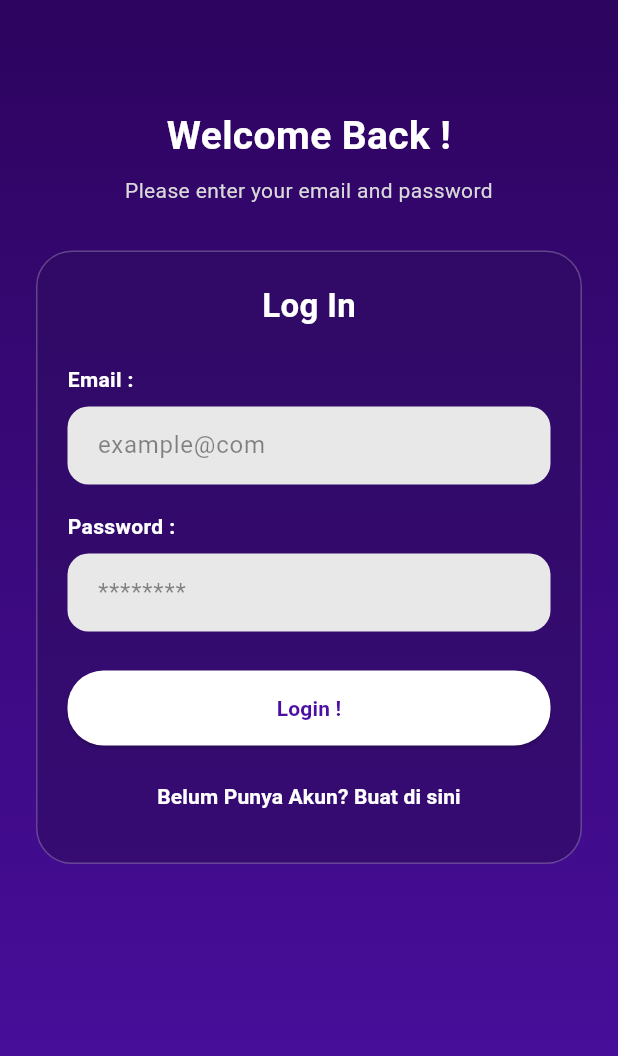
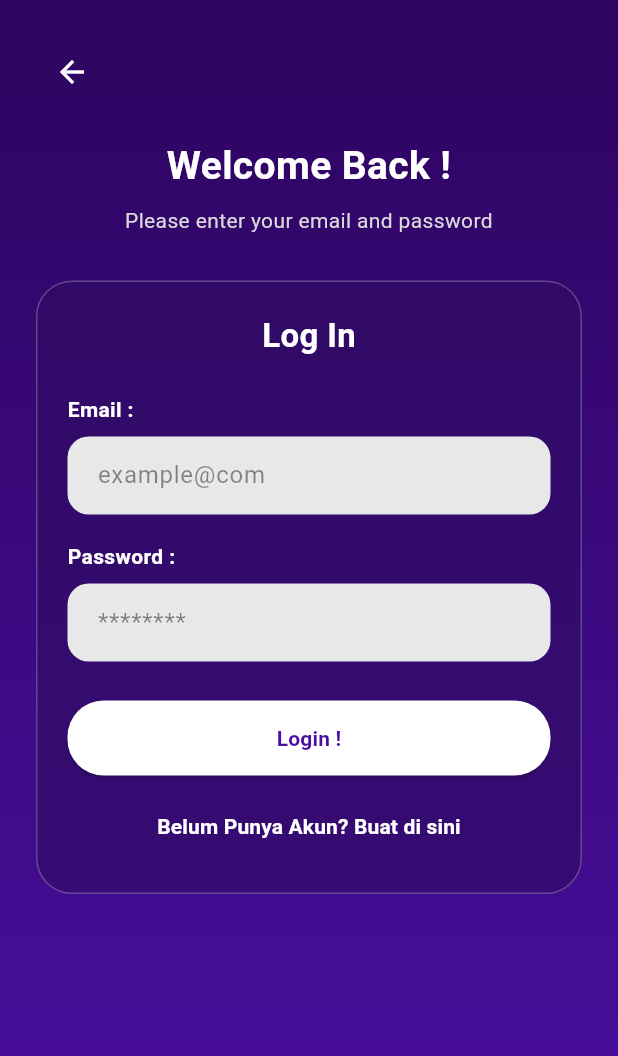
Before and after one commit to arhan321/klik_billiard, a Flutter app: the screen it shows after launch, after a tap on "Get Started", on a phone screen of 412 x 824 dp. Shown: the top 1056 px of the screen. Run offline on Flutter 3.47's test engine with Material 3 defaults, Android fonts, the phone set to English and light mode, and no system bars.

Commit message:
login_perubahan

```diff
--- a/lib/modules/auth/login_view.dart
+++ b/lib/modules/auth/login_view.dart
@@ -31,12 +31,23 @@ class LoginView extends StatelessWidget {
               child: Padding(
                 padding: const EdgeInsets.symmetric(
                   horizontal: 24,
-                  vertical: 32,
+                  vertical: 24,
                 ),
                 child: Column(
+                  crossAxisAlignment: CrossAxisAlignment.start,
                   children: [
-                    const SizedBox(height: 40),
-                    const Text(
+                    IconButton(
+                      onPressed: () {
+                        Navigator.pop(context);
+                      },
+                      icon: const Icon(
+                        Icons.arrow_back,
+                        color: AppColors.white,
+                      ),
+                    ),
+                    const SizedBox(height: 20),
+                    const Center(
+                      child: Text(
                         'Welcome Back !',
                         textAlign: TextAlign.center,
                         style: TextStyle(
@@ -45,13 +56,16 @@ class LoginView extends StatelessWidget {
                           color: AppColors.white,
                         ),
                       ),
+                    ),
                     const SizedBox(height: 8),
-                    const Text(
+                    const Center(
+                      child: Text(
                         'Please enter your email and password',
                         textAlign: TextAlign.center,
                         style: TextStyle(
                           color: AppColors.lightText,
                           fontSize: 14,
+                        ),
                       ),
                     ),
                     const SizedBox(height: 30),
```
Also changed, not shown: assets/images/meja_biliard.jpg (renamed from assets/images/13538e57a360f2b1ab758efc4b8da3ad1aea0d21.jpg), assets/images/meja_biliard2.jpg (renamed from assets/images/5c145261477b4c35f8e9ec0e009a97f22cf17544.jpg). Lines whose indentation alone changed are shown as unchanged.
